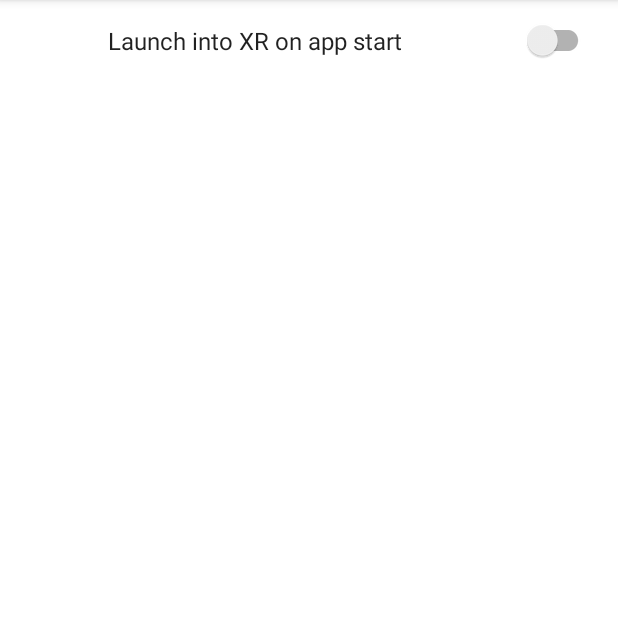
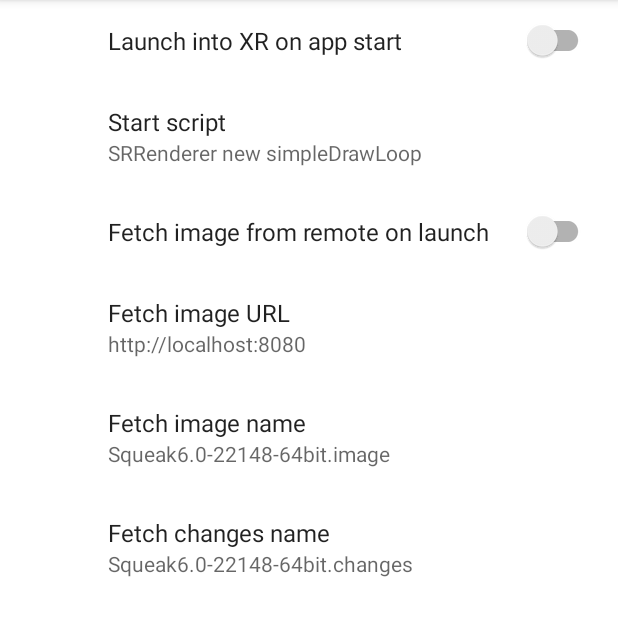
Before and after one commit to hpi-swa-lab/SqueakXRNative, an Android app: the fragment SettingsFragment shown on its own in the app's theme, on a phone screen of 412 x 824 dp, the part 84-720 px from its top. Run offline under Robolectric (Android 15) with nearby library versions, the phone set to English and light mode, and no system bars; our stand-ins replace androidx.preference.

Commit message:
some progress on getting syncing to run. make starting script configurable and add option to fetch image on launch

```diff
--- a/android/app/src/main/AndroidManifest.xml
+++ b/android/app/src/main/AndroidManifest.xml
@@ -3,6 +3,8 @@
     xmlns:tools="http://schemas.android.com/tools"
     android:installLocation="auto">
 
+    <uses-permission android:name="android.permission.INTERNET" />
+    <uses-permission android:name="android.permission.ACCESS_NETWORK_STATE" />
     <uses-permission android:name="com.oculus.permission.HAND_TRACKING" />
     <uses-feature android:name="android.hardware.vr.headtracking" android:required="true" android:version="1" />
     <uses-feature android:name="oculus.software.handtracking" />
@@ -16,6 +18,7 @@
         android:roundIcon="@mipmap/ic_launcher_round"
         android:supportsRtl="true"
         android:theme="@style/Theme.SqueakXRNative"
+        android:usesCleartextTraffic="true"
         tools:targetApi="31">
 
         <meta-data android:name="com.oculus.supportedDevices" android:value="quest2|quest3|quest3s" />
--- a/android/app/src/main/res/layout/activity_main.xml
+++ b/android/app/src/main/res/layout/activity_main.xml
@@ -10,12 +10,6 @@
         android:layout_width="match_parent"
         android:layout_height="match_parent"
         android:orientation="vertical">
-
-        <TextView
-            android:id="@+id/sample_text"
-            android:layout_width="wrap_content"
-            android:layout_height="wrap_content"
-            android:text="Hello World!" />
 
         <Button
             android:id="@+id/button"
--- a/android/app/src/main/res/xml/preferences.xml
+++ b/android/app/src/main/res/xml/preferences.xml
@@ -3,4 +3,30 @@
     <SwitchPreferenceCompat
         app:key="launch_into_xr"
         app:title="Launch into XR on app start"/>
+    <EditTextPreference
+        app:key="start_script"
+        app:title="Start script"
+        app:defaultValue="SRRenderer new simpleDrawLoop"
+        app:useSimpleSummaryProvider="true"/>
+    <SwitchPreferenceCompat
+        app:key="fetch_image_on_launch"
+        app:title="Fetch image from remote on launch"/>
+    <EditTextPreference
+        app:key="fetch_image_url"
+        app:title="Fetch image URL"
+        app:defaultValue="http://localhost:8080"
+        app:dependency="fetch_image_on_launch"
+        app:useSimpleSummaryProvider="true"/>
+    <EditTextPreference
+        app:key="fetch_image_name"
+        app:title="Fetch image name"
+        app:defaultValue="Squeak6.0-22148-64bit.image"
+        app:dependency="fetch_image_on_launch"
+        app:useSimpleSummaryProvider="true"/>
+    <EditTextPreference
+        app:key="fetch_changes_name"
+        app:title="Fetch changes name"
+        app:defaultValue="Squeak6.0-22148-64bit.changes"
+        app:dependency="fetch_image_on_launch"
+        app:useSimpleSummaryProvider="true"/>
 </PreferenceScreen>
```
Also changed, not shown: android/app/src/main/java/com/swalab/squeakxrnative/MainActivity.kt (+87 -17 lines), 1 other file.
